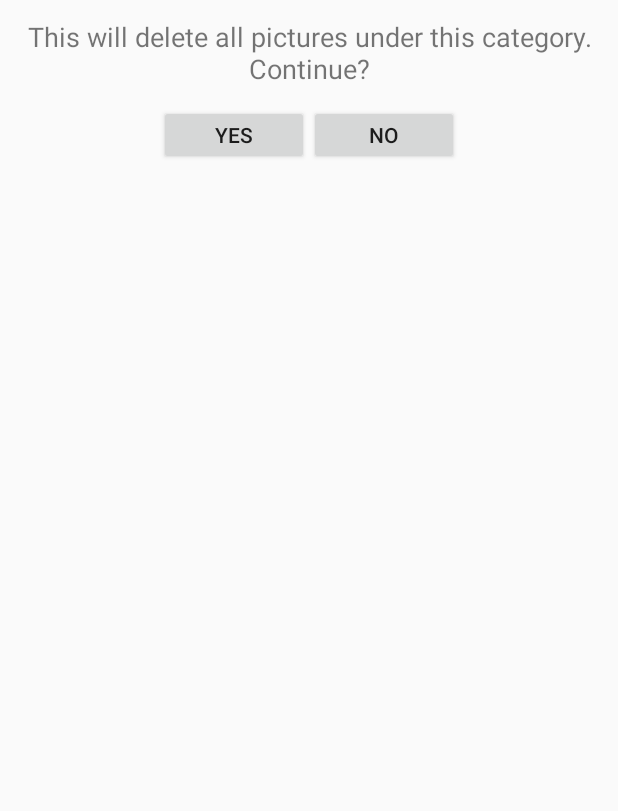
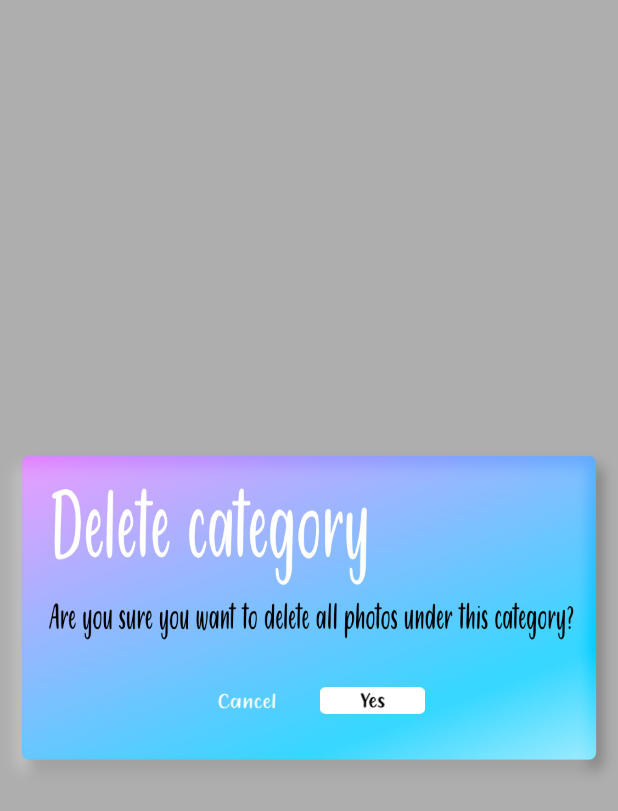
Before and after one commit to francislow/PrivateCameraApp, an Android app: the layout dialog_delete_all_data.xml on its own in the app's theme, with its tools: preview values and no code run, on a phone screen of 412 x 824 dp. Shown: the top 811 px of the screen. Run offline under Robolectric (Android 15) with nearby library versions, the phone set to English and light mode, and no system bars.

Commit message:
(Changed) Updated delete category dialog

```diff
--- a/app/src/main/java/com/example/franc/unmix/RecyclerViewAdaptor.java
+++ b/app/src/main/java/com/example/franc/unmix/RecyclerViewAdaptor.java
@@ -36,10 +36,12 @@ import android.widget.Toast;
 import com.bumptech.glide.Glide;
 import com.example.franc.unmix.Fragments.FragmentPage2;
 import com.example.franc.unmix.SQLiteDatabases.PicturesDatabaseHelper;
+import com.example.franc.unmix.Utilities.MyAnimUtilities;
 import com.example.franc.unmix.Utilities.MyUtilities;
 
 import java.util.ArrayList;
 import java.util.Collections;
+import java.util.logging.Handler;
 
 import static android.content.ContentValues.TAG;
 
@@ -155,6 +157,9 @@ public class RecyclerViewAdaptor extends RecyclerView.Adapter<RecyclerViewAdapto
                 @Override
                 public boolean onLongClick(View view) {
                     Log.d(TAG, "onLongClick: on dragged picture ran");
+                    // this is to solve the drop within milli seconds error
+                    newCustomPicture.setVisibility(View.GONE);
+
                     ClipData data = ClipData.newPlainText("", "");
                     //View.DragShadowBuilder shadowBuilder = new View.DragShadowBuilder(view);
                     View.DragShadowBuilder shadowBuilder = new MyDragShadowBuilder(view);
@@ -169,8 +174,6 @@ public class RecyclerViewAdaptor extends RecyclerView.Adapter<RecyclerViewAdapto
                     // For some reason notify change removes drop detection for the holder
                     //holder.gridLayout.removeView(newCustomPicture);
                     notifyItemChanged(holder.getAdapterPosition());
-                    // this is to solve the drop within milli seconds error
-                    newCustomPicture.setVisibility(View.GONE);
                     // Drag started
                     view.startDrag(data, shadowBuilder, view, 0);
                     return true;
@@ -181,7 +184,7 @@ public class RecyclerViewAdaptor extends RecyclerView.Adapter<RecyclerViewAdapto
                 @Override
                 public void onClick(View v) {
                     if (v.getTag() == null) {
-                        Animation scaleDown = new ScaleAnimation(1.f,0.5f,1,0.5f, Animation.RELATIVE_TO_SELF, 0.5f, Animation.RELATIVE_TO_SELF, 0.5f);
+                        Animation scaleDown = new ScaleAnimation(1.f, 0.5f, 1, 0.5f, Animation.RELATIVE_TO_SELF, 0.5f, Animation.RELATIVE_TO_SELF, 0.5f);
                         Animation fadeout = new AlphaAnimation(1.f, 0.f);
                         scaleDown.setDuration(100);
                         fadeout.setDuration(100);
@@ -244,7 +247,7 @@ public class RecyclerViewAdaptor extends RecyclerView.Adapter<RecyclerViewAdapto
 
                             newCustomPicture.getBlackSpace().setAlpha(1);
                             if (currentPhotoPathList.indexOf(newCustomPicture.getPhotoPath()) != 0) {
-                                ((CustomPicture)holder.gridLayout.getChildAt(currentPhotoPathList.indexOf(newCustomPicture.getPhotoPath()) - 1)).getBlackSpace2().setAlpha(1);
+                                ((CustomPicture) holder.gridLayout.getChildAt(currentPhotoPathList.indexOf(newCustomPicture.getPhotoPath()) - 1)).getBlackSpace2().setAlpha(1);
                             }
                             break;
                         case DragEvent.ACTION_DRAG_EXITED:
@@ -255,7 +258,7 @@ public class RecyclerViewAdaptor extends RecyclerView.Adapter<RecyclerViewAdapto
 
                             newCustomPicture.getBlackSpace().setAlpha(0);
                             if (currentPhotoPathList.indexOf(newCustomPicture.getPhotoPath()) != 0) {
-                                ((CustomPicture)holder.gridLayout.getChildAt(currentPhotoPathList.indexOf(newCustomPicture.getPhotoPath()) - 1)).getBlackSpace2().setAlpha(0);
+                                ((CustomPicture) holder.gridLayout.getChildAt(currentPhotoPathList.indexOf(newCustomPicture.getPhotoPath()) - 1)).getBlackSpace2().setAlpha(0);
                             }
                             break;
                         /* User dropped into one of the custom picture */
@@ -428,10 +431,16 @@ public class RecyclerViewAdaptor extends RecyclerView.Adapter<RecyclerViewAdapto
                             case R.id.popup_remove:
                                 Log.d(TAG, "onMenuItemClick: remove button pressed");
                                 // Prompts user if he really wants to delete all pictures permanently
-                                final Dialog myDialog = new Dialog(myContext);
-                                myDialog.requestWindowFeature(Window.FEATURE_NO_TITLE);
+                                final Dialog myDialog = new Dialog(myContext, android.R.style.Theme_Translucent_NoTitleBar_Fullscreen);
                                 myDialog.setContentView(R.layout.dialog_delete_all_data);
-                                myDialog.setCancelable(false);
+                                myDialog.getWindow().getDecorView().setBackgroundResource(android.R.color.transparent);
+                                myDialog.getWindow().getAttributes().windowAnimations = R.style.DialogFade;
+                                myDialog.setOnCancelListener(new DialogInterface.OnCancelListener() {
+                                    @Override
+                                    public void onCancel(DialogInterface dialog) {
+                                        dialog.dismiss();
+                                    }
+                                });
 
                                 // User pressed "No"
                                 Button noButton = (Button) myDialog.findViewById(R.id.no_button);
--- a/app/src/main/res/layout/dialog_delete_all_data.xml
+++ b/app/src/main/res/layout/dialog_delete_all_data.xml
@@ -1,34 +1,40 @@
 <RelativeLayout xmlns:android="http://schemas.android.com/apk/res/android"
     android:layout_width="fill_parent"
     android:layout_height="fill_parent"
-    android:background="@android:color/transparent"
+    android:background="@color/translucentblack"
     android:orientation="vertical">
 
-    <TextView
-        android:id="@+id/mytv2"
+    <RelativeLayout
         android:layout_width="match_parent"
-        android:layout_height="70dp"
-        android:gravity="center"
-        android:text="This will delete all pictures under this category. Continue?"
-        android:textSize="18dp" />
+        android:layout_height="225dp"
+        android:layout_centerInParent="true">
 
-    <LinearLayout
-        android:layout_width="match_parent"
-        android:layout_height="40dp"
-        android:layout_below="@+id/mytv2"
-        android:gravity="center">
+        <ImageView
+            android:layout_width="match_parent"
+            android:layout_height="match_parent"
+            android:background="@drawable/delete_all_photos_image" />
 
-        <Button
-            android:id="@+id/yes_button"
-            android:layout_width="100dp"
-            android:layout_height="match_parent"
-            android:text="Yes" />
+        <LinearLayout
+            android:layout_centerInParent="true"
+            android:layout_width="wrap_content"
+            android:layout_height="wrap_content"
+            android:orientation="horizontal"
+            android:paddingTop="110dp">
 
-        <Button
-            android:id="@+id/no_button"
-            android:layout_width="100dp"
-            android:layout_height="match_parent"
-            android:text="No" />
-    </LinearLayout>
+            <Button
+                android:id="@+id/no_button"
+                android:layout_width="70dp"
+                android:layout_height="18dp"
+                android:background="@drawable/white_cancel_button" />
+
+            <Button
+                android:id="@+id/yes_button"
+                android:layout_width="70dp"
+                android:layout_height="18dp"
+                android:layout_marginLeft="15dp"
+                android:background="@drawable/white_yes_button" />
+
+        </LinearLayout>
+    </RelativeLayout>
 
 </RelativeLayout>
```
Also changed, not shown: app/src/main/res/drawable/delete_all_photos_image.png (added), app/src/main/res/drawable/delete_all_photos_image1.png (added), app/src/main/res/drawable/white_button.png (added), app/src/main/res/drawable/white_cancel_button.png (added), app/src/main/res/drawable/white_yes_button.png (added).
